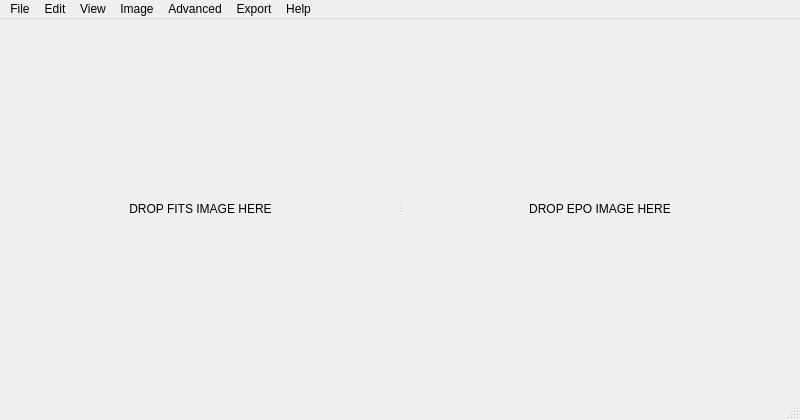
Above: gui/PinpointWCS.ui from WorldWideTelescope/pinpoint-wcs2 before the change. Below: the same form after it.
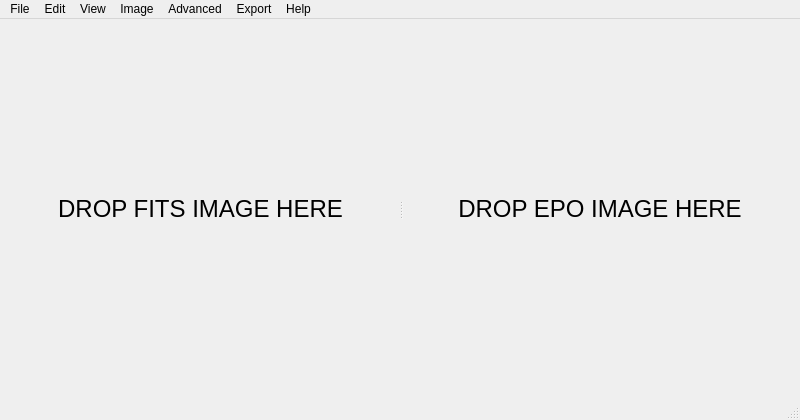
That is the form after the change. Custom widgets are drawn as their Qt base class.

What changed in the file:
```diff
--- a/gui/PinpointWCS.ui
+++ b/gui/PinpointWCS.ui
@@ -59,6 +59,11 @@
              <verstretch>0</verstretch>
             </sizepolicy>
            </property>
+           <property name="font">
+            <font>
+             <pointsize>18</pointsize>
+            </font>
+           </property>
            <property name="styleSheet">
             <string notr="true"/>
            </property>
@@ -109,6 +114,11 @@
              <verstretch>0</verstretch>
             </sizepolicy>
            </property>
+           <property name="font">
+            <font>
+             <pointsize>18</pointsize>
+            </font>
+           </property>
            <property name="styleSheet">
             <string notr="true"/>
            </property>
```
Left out of the diff: 14 changed lines with no effect on the pictures.
